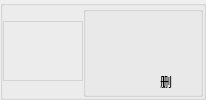
Qt form MediaItemBox.ui (ProjectEuterpe/Euterpe) before a commit.
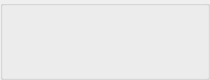
The same form after that commit. Icons and pictures are not drawn.

Patch:
```diff
--- a/MediaItemBox.ui
+++ b/MediaItemBox.ui
@@ -6,8 +6,8 @@
    <rect>
     <x>0</x>
     <y>0</y>
-    <width>201</width>
-    <height>100</height>
+    <width>210</width>
+    <height>80</height>
    </rect>
   </property>
   <property name="sizePolicy">
@@ -19,7 +19,7 @@
   <property name="minimumSize">
    <size>
     <width>0</width>
-    <height>90</height>
+    <height>60</height>
    </size>
   </property>
   <property name="maximumSize">
@@ -31,6 +31,9 @@
   <property name="windowTitle">
    <string>GroupBox</string>
   </property>
+  <property name="styleSheet">
+   <string notr="true"/>
+  </property>
   <layout class="QHBoxLayout" name="horizontalLayout">
    <property name="spacing">
     <number>0</number>
@@ -47,31 +50,6 @@
    <property name="bottomMargin">
     <number>0</number>
    </property>
-   <item>
-    <widget class="QLabel" name="picture">
-     <property name="enabled">
-      <bool>true</bool>
-     </property>
-     <property name="minimumSize">
-      <size>
-       <width>80</width>
-       <height>60</height>
-      </size>
-     </property>
-     <property name="maximumSize">
-      <size>
-       <width>80</width>
-       <height>60</height>
-      </size>
-     </property>
-     <property name="styleSheet">
-      <string notr="true">border:1px solid lightgrey;</string>
-     </property>
-     <property name="text">
-      <string/>
-     </property>
-    </widget>
-   </item>
    <item>
     <widget class="QGroupBox" name="mediaTextBox">
      <property name="sizePolicy">
@@ -89,11 +67,11 @@
      <property name="maximumSize">
       <size>
        <width>16777215</width>
-       <height>16777215</height>
+       <height>50</height>
       </size>
      </property>
      <property name="styleSheet">
-      <string notr="true">padding: 5px 10px 0px 5px;</string>
+      <string notr="true">padding: 0px 5px 0px 2px;border:0;</string>
      </property>
      <property name="title">
       <string/>
@@ -119,9 +97,14 @@
         <property name="maximumSize">
          <size>
           <width>16777215</width>
-          <height>22</height>
+          <height>16777215</height>
          </size>
         </property>
+        <property name="font">
+         <font>
+          <pointsize>10</pointsize>
+         </font>
+        </property>
         <property name="styleSheet">
          <string notr="true">border:0;</string>
         </property>
@@ -138,7 +121,7 @@
         <property name="maximumSize">
          <size>
           <width>16777215</width>
-          <height>22</height>
+          <height>16777215</height>
          </size>
         </property>
         <property name="styleSheet">
@@ -147,20 +130,29 @@
         <property name="text">
          <string/>
         </property>
+       </widget>
+      </item>
+     </layout>
        </widget>
       </item>
       <item>
        <widget class="QGroupBox" name="controlBox">
+     <property name="sizePolicy">
+      <sizepolicy hsizetype="Fixed" vsizetype="Preferred">
+       <horstretch>0</horstretch>
+       <verstretch>0</verstretch>
+      </sizepolicy>
+     </property>
         <property name="minimumSize">
          <size>
-          <width>0</width>
+       <width>82</width>
           <height>30</height>
          </size>
         </property>
         <property name="maximumSize">
          <size>
-          <width>16777215</width>
-          <height>30</height>
+       <width>82</width>
+       <height>40</height>
          </size>
         </property>
         <property name="layoutDirection">
@@ -177,7 +169,7 @@
         </property>
         <layout class="QHBoxLayout" name="horizontalLayout_2">
          <property name="spacing">
-          <number>0</number>
+       <number>2</number>
          </property>
          <property name="leftMargin">
           <number>0</number>
@@ -207,13 +199,16 @@
            </property>
            <property name="maximumSize">
             <size>
-             <width>26</width>
-             <height>26</height>
+          <width>34</width>
+          <height>34</height>
             </size>
            </property>
            <property name="cursor">
             <cursorShape>ArrowCursor</cursorShape>
            </property>
+        <property name="styleSheet">
+         <string notr="true">margin:0;</string>
+        </property>
            <property name="text">
             <string/>
            </property>
@@ -223,8 +218,8 @@
            </property>
            <property name="iconSize">
             <size>
-             <width>18</width>
-             <height>18</height>
+          <width>23</width>
+          <height>23</height>
             </size>
            </property>
           </widget>
@@ -245,8 +240,8 @@
            </property>
            <property name="maximumSize">
             <size>
-             <width>26</width>
-             <height>26</height>
+          <width>34</width>
+          <height>34</height>
             </size>
            </property>
            <property name="cursor">
@@ -261,8 +256,8 @@
            </property>
            <property name="iconSize">
             <size>
-             <width>16</width>
-             <height>16</height>
+          <width>21</width>
+          <height>21</height>
             </size>
            </property>
           </widget>
@@ -291,17 +286,18 @@
             <cursorShape>ArrowCursor</cursorShape>
            </property>
            <property name="text">
-            <string>删</string>
+         <string/>
+        </property>
+        <property name="icon">
+         <iconset resource="res.qrc">
+          <normaloff>:/images/media-delete.svg</normaloff>:/images/media-delete.svg</iconset>
            </property>
            <property name="iconSize">
             <size>
-             <width>18</width>
-             <height>18</height>
-            </size>
-           </property>
-          </widget>
-         </item>
-        </layout>
+          <width>21</width>
+          <height>21</height>
+         </size>
+        </property>
        </widget>
       </item>
      </layout>
```
Lines whose indentation alone changed are shown as unchanged.
